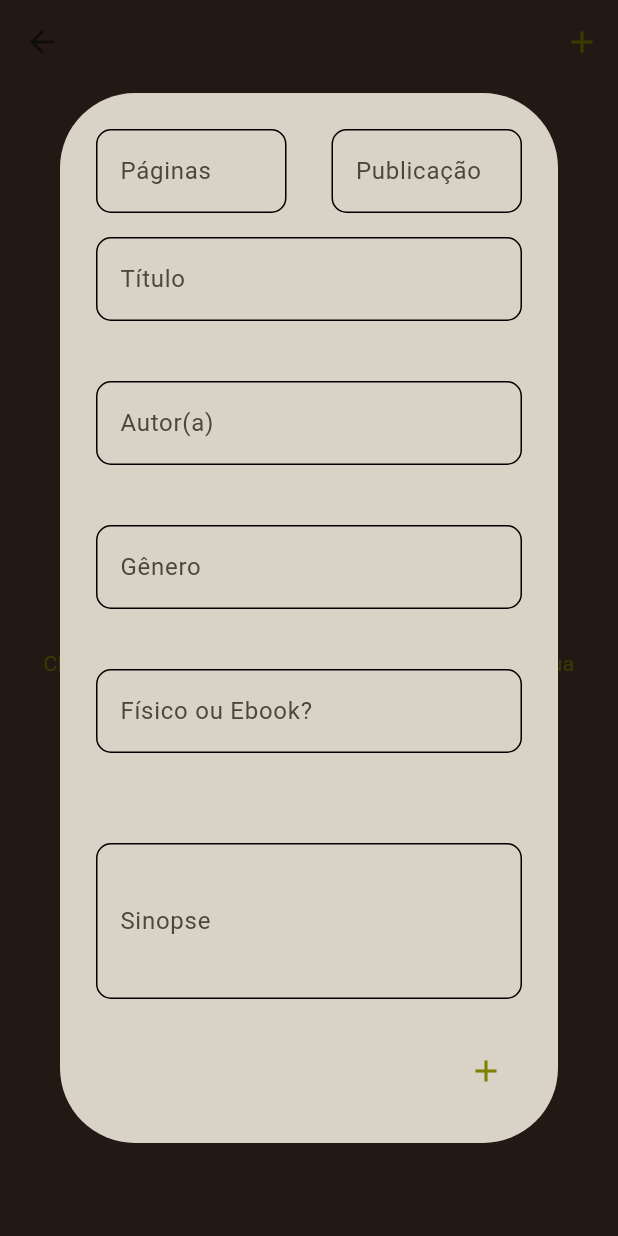
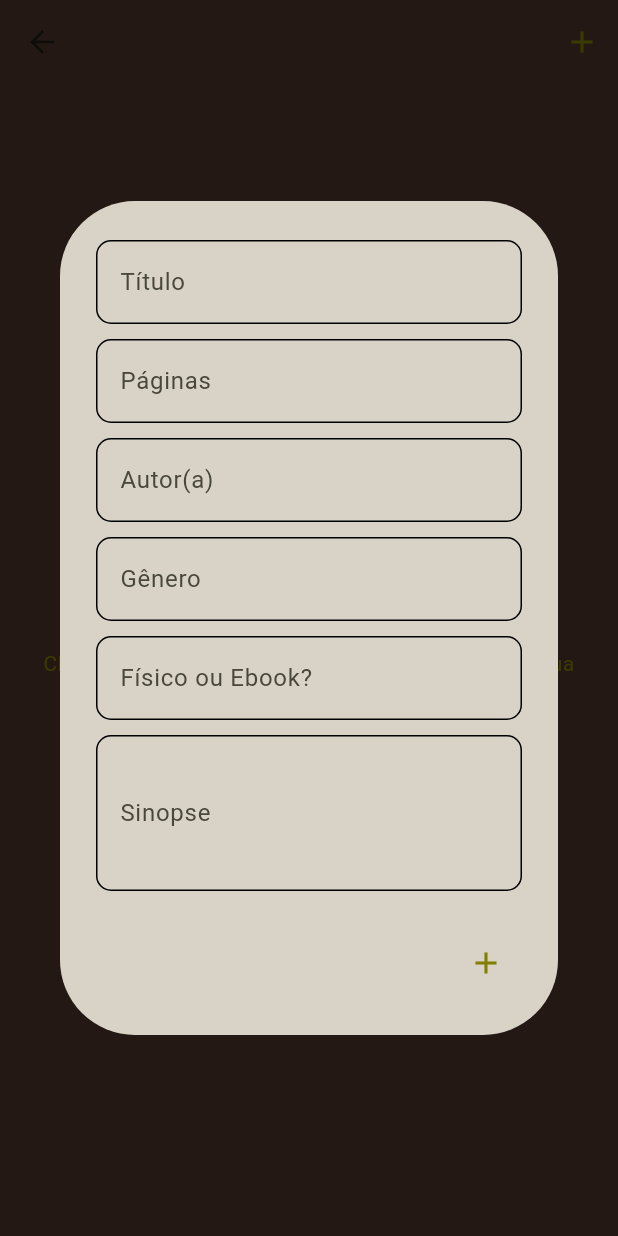
Before and after one commit to DevMonts/Book-App, a Flutter app: the BookcasePage screen opened by its route, after a tap on the "add" icon, on a phone screen of 412 x 824 dp. Run offline on Flutter 3.47's test engine with Material 3 defaults, Android fonts, the phone set to English and light mode, and no system bars; our stand-ins replace cloud_firestore, firebase_auth, firebase_core; accounts and stored records are empty.

Commit message:
remove: publication field

```diff
--- a/lib/features/details/presentation/widget/details_dialog.dart
+++ b/lib/features/details/presentation/widget/details_dialog.dart
@@ -44,9 +44,9 @@ class _DetailsDialogState extends State<DetailsDialog> {
           Text(
             'Páginas: ${widget.pages}',
           ),
-          Text(
-            'Data de Publicação: ${widget.publicationDate}',
-          ),
+          // Text(
+          //   'Data de Publicação: ${widget.publicationDate}',
+          // ),
           Text(
             'Gênero: ${widget.gender}',
           ),
--- a/lib/features/register_book/presentation/widget/register_book_dialog.dart
+++ b/lib/features/register_book/presentation/widget/register_book_dialog.dart
@@ -20,33 +20,35 @@ class RegisterBookDialog extends StatelessWidget {
       // titlePadding: EdgeInsets.all(
       //   40,
       // ),
-      title: Row(
-        children: [
-          //TODO: Use use books registered by other users
-          //TODO: Floating Book Cover
-          Expanded(
-            child: TextField(
-              decoration: AppInputDecoration.inputDecoration.copyWith(
-                labelText: AppStrings.pages,
-              ),
-              keyboardType: TextInputType.number,
-              controller: pagesController,
-            ),
-          ),
-          const SizedBox(
-            width: 30,
-          ),
-          Expanded(
-            child: TextField(
-              decoration: AppInputDecoration.inputDecoration.copyWith(
-                labelText: AppStrings.publicationDate,
-              ),
-              keyboardType: TextInputType.datetime,
-              controller: publicationDateController,
-            ),
-          ),
-        ],
-      ),
+      // title: Row(
+      //   children: [
+      //TODO: Use use books registered by other users
+      //TODO: Floating Book Cover
+
+      // Expanded(
+      //   child: TextField(
+      //     decoration: AppInputDecoration.inputDecoration.copyWith(
+      //       labelText: AppStrings.pages,
+      //     ),
+      //     keyboardType: TextInputType.number,
+      //     controller: pagesController,
+      //   ),
+      // ),
+      // const SizedBox(
+      //   width: 30,
+      // ),
+      // Expanded(
+      //   child: TextField(
+      //     decoration: AppInputDecoration.inputDecoration.copyWith(
+      //       labelText: AppStrings.publicationDate,
+      //     ),
+      //     keyboardType: TextInputType.datetime,
+      //     controller: publicationDateController,
+      //   ),
+      // ),
+      //TODO:change to avaliation with stars
+      //   ],
+      // ),
       // contentPadding: EdgeInsets.all(
       //   40,
       // ),
@@ -54,6 +56,10 @@ class RegisterBookDialog extends StatelessWidget {
         child: Column(
           mainAxisSize: MainAxisSize.min,
           children: [
+            SizedBox(
+              height: //40
+                  10,
+            ),
             TextFormField(
               decoration: AppInputDecoration.inputDecoration.copyWith(
                 labelText: AppStrings.title,
@@ -61,7 +67,19 @@ class RegisterBookDialog extends StatelessWidget {
               controller: titleController,
             ),
             SizedBox(
-              height: 40,
+              height: //40
+                  10,
+            ),
+            TextFormField(
+              decoration: AppInputDecoration.inputDecoration.copyWith(
+                labelText: AppStrings.pages,
+              ),
+              keyboardType: TextInputType.number,
+              controller: pagesController,
+            ),
+            SizedBox(
+              height: //40
+                  10,
             ),
             TextFormField(
               decoration: AppInputDecoration.inputDecoration.copyWith(
@@ -70,7 +88,8 @@ class RegisterBookDialog extends StatelessWidget {
               controller: authorController,
             ),
             SizedBox(
-              height: 40,
+              height: //40
+                  10,
             ),
             TextFormField(
               decoration: AppInputDecoration.inputDecoration.copyWith(
@@ -79,7 +98,8 @@ class RegisterBookDialog extends StatelessWidget {
               controller: genderController,
             ),
             SizedBox(
-              height: 40,
+              height: //40
+                  10,
             ),
             TextFormField(
               decoration: AppInputDecoration.inputDecoration.copyWith(
@@ -88,7 +108,8 @@ class RegisterBookDialog extends StatelessWidget {
               controller: formatController,
             ),
             SizedBox(
-              height: 60,
+              height: //60
+                  10,
             ),
             SizedBox(
               width: 500,
```
